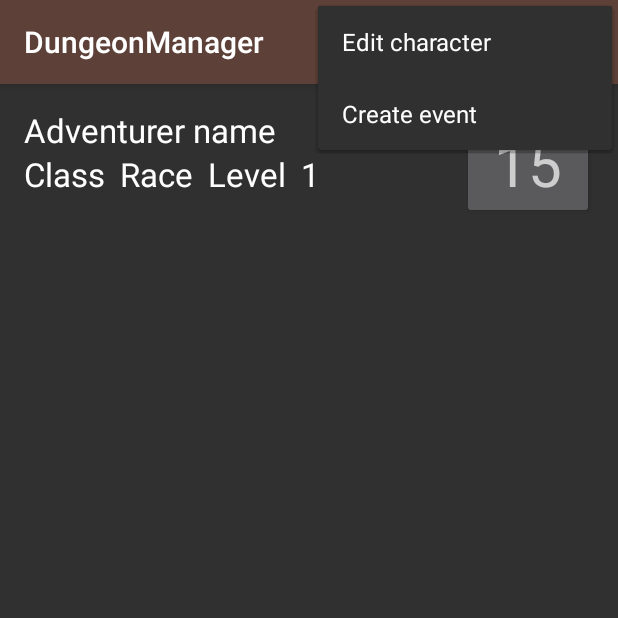
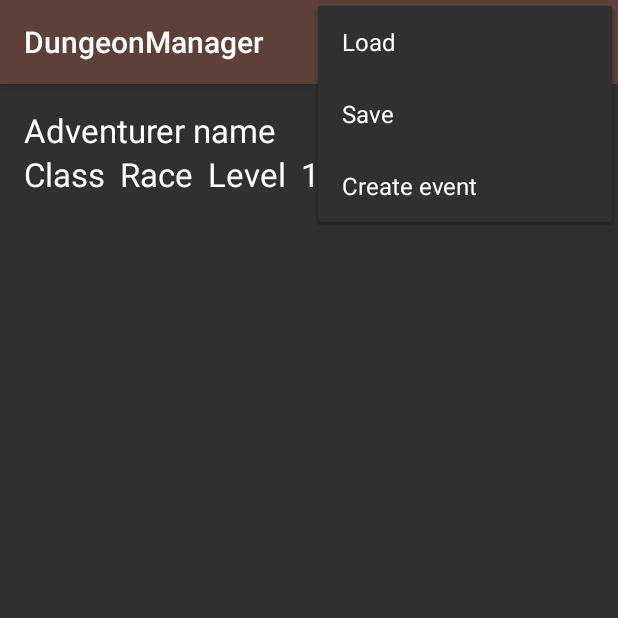
Before and after one commit to kauron/DungeonManager, an Android app: the screen it shows after launch (MainActivity), with the options menu open, on a phone screen of 412 x 824 dp, the top half of it. Run offline under Robolectric (Android 15) with nearby library versions, the phone set to English and light mode, and no system bars.

Commit message:
Bug fixing and further development

```diff
--- a/app/src/main/java/com/ddns/kauron/dungeonmanager/Player.java
+++ b/app/src/main/java/com/ddns/kauron/dungeonmanager/Player.java
@@ -80,7 +80,7 @@ public class Player {
         if(recovered == USE_CURATIVE_EFFORT){
             if(uses && curativeEfforts <= 0) return NOT_CURED;
             else {
-                if(uses) curativeEfforts--;
+                if(uses && pg < maxPg) curativeEfforts--;
                 pg += maxPg / 4;
             }
         } else {
--- a/app/src/main/res/layout/activity_main.xml
+++ b/app/src/main/res/layout/activity_main.xml
@@ -23,7 +23,7 @@
         android:layout_alignParentTop="true"
         android:layout_toLeftOf="@+id/pgCurrent"
         android:layout_toStartOf="@+id/pgCurrent"
-        android:id="@+id/linearLayout"
+        android:id="@+id/basicInfoContainer"
         android:layout_alignBottom="@+id/pgCurrent">
 
         <TextView
@@ -80,4 +80,21 @@
             android:layout_alignTop="@+id/lvlText"
             android:layout_marginLeft="10dp" />
     </RelativeLayout>
+
+    <LinearLayout
+        android:orientation="horizontal"
+        android:layout_width="fill_parent"
+        android:layout_height="wrap_content"
+        android:layout_below="@+id/basicInfoContainer"
+        android:layout_alignParentLeft="true"
+        android:layout_alignParentStart="true"
+        android:id="@+id/curativeEffortsContainer">
+
+        <TextView
+            android:layout_width="wrap_content"
+            android:layout_height="wrap_content"
+            android:textAppearance="?android:attr/textAppearanceMedium"
+            android:id="@+id/curativeEffortsText"/>
+    </LinearLayout>
+
 </RelativeLayout>
--- a/app/src/main/res/menu/menu_main.xml
+++ b/app/src/main/res/menu/menu_main.xml
@@ -14,21 +14,25 @@
         app:showAsAction="always"
         android:icon="@drawable/ic_action_heal"/>
     <item
+        android:id="@+id/action_load"
+        android:title="@string/action_load"
+        android:orderInCategory="10"
+        app:showAsAction="never"/>
+    <item
         android:id="@+id/action_save"
         android:title="@string/action_save"
-        android:orderInCategory="3"
-        app:showAsAction="ifRoom"
-        android:icon="@drawable/ic_action_save"/>
+        android:orderInCategory="11"
+        app:showAsAction="never"/>
     <item
         android:id="@+id/action_edit_basics"
         android:title="@string/action_edit_basics"
-        android:orderInCategory="4"
+        android:orderInCategory="20"
         app:showAsAction="ifRoom"
         android:icon="@drawable/ic_action_edit"/>
     <item
         android:id="@+id/action_calendar_activity"
         android:title="@string/action_calendar_activity"
-        android:orderInCategory="5"
+        android:orderInCategory="30"
         app:showAsAction="never" />
 
 </menu>
--- a/app/src/main/res/values/strings.xml
+++ b/app/src/main/res/values/strings.xml
@@ -6,6 +6,10 @@
     <string name="action_undo">Undo</string>
     <string name="pg">PG</string>
     <string name="curative_efforts">Curative efforts</string>
+    <string name="curative_display_text1">You have</string>
+    <string name="curative_display_text2">out of</string>
+    <string name="curative_display_text3">daily curative efforts.</string>
+    <string name="action_load">Load</string>
     <string name="dungeons_and_dragons">Dungeons and Dragons</string>
     <string name="action_save">Save</string>
     <string name="action_calendar_activity">Create event</string>
@@ -21,6 +25,7 @@
     <string name="no">No</string>
 
     <string name="edit_PG_Title">Suffer damage</string>
+    <string name="message_death">Your character has died</string>
     <string name="new_energies1">You have</string>
     <string name="new_energies2">curative efforts</string>
     <string name="new_energies_title">Use a curative effort?</string>
```
Also changed, not shown: app/src/main/java/com/ddns/kauron/dungeonmanager/MainActivity.java (+17 -4 lines), 3 other files.
